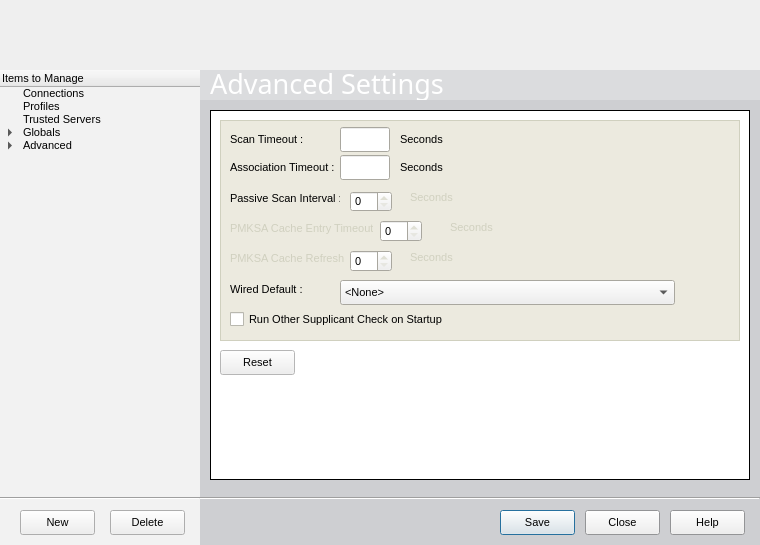
Above: xsupplicant-ui/Skins/Default/ConfigWindow.ui from Zero3K/xsupplicant before the change. Below: the same form after it.
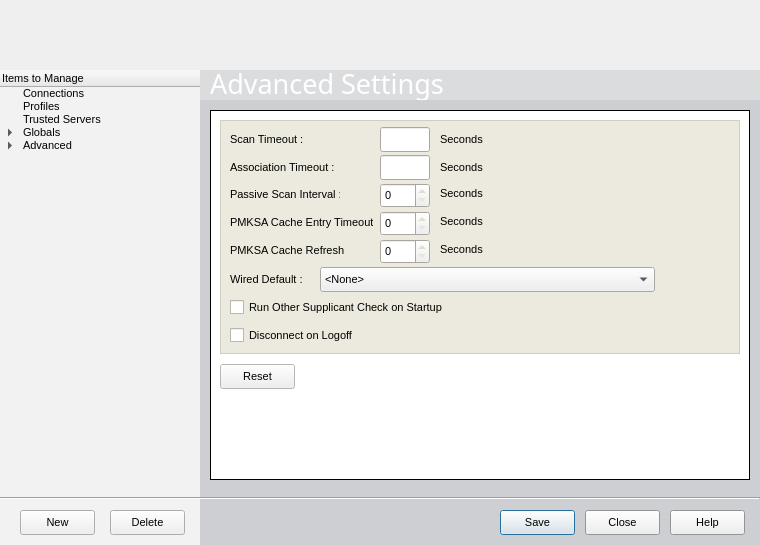
That is the form after the change. The open tabs and pages were chosen to show the change. Icons and pictures are not drawn.

Commit message: Add missing widget and fix layout issues

The edit to the form file:
```diff
--- a/xsupplicant-ui/Skins/Default/ConfigWindow.ui
+++ b/xsupplicant-ui/Skins/Default/ConfigWindow.ui
@@ -12841,7 +12841,7 @@
          <x>10</x>
          <y>10</y>
          <width>520</width>
-         <height>221</height>
+         <height>234</height>
         </rect>
        </property>
        <property name="minimumSize" >
@@ -12953,7 +12953,7 @@
        <widget class="QLabel" name="labelAdvancedSettingsScanTimeoutUnits" >
         <property name="geometry" >
          <rect>
-          <x>180</x>
+          <x>220</x>
           <y>10</y>
           <width>64</width>
           <height>18</height>
@@ -13020,7 +13020,7 @@
        <widget class="QLabel" name="labelAdvancedSettingsAssociationTimeoutUnits" >
         <property name="geometry" >
          <rect>
-          <x>180</x>
+          <x>220</x>
           <y>38</y>
           <width>64</width>
           <height>18</height>
@@ -13154,7 +13154,7 @@
        <widget class="QLineEdit" name="dataFieldAdvancedSettingsScanTimeout" >
         <property name="geometry" >
          <rect>
-          <x>120</x>
+          <x>160</x>
           <y>7</y>
           <width>50</width>
           <height>25</height>
@@ -13221,7 +13221,7 @@
        <widget class="QLineEdit" name="dataFieldAdvancedSettingsAssociationTimeout" >
         <property name="geometry" >
          <rect>
-          <x>120</x>
+          <x>160</x>
           <y>35</y>
           <width>50</width>
           <height>25</height>
@@ -13288,8 +13288,8 @@
        <widget class="QComboBox" name="dataComboAdvancedSettingsWiredDefault" >
         <property name="geometry" >
          <rect>
-          <x>120</x>
-          <y>160</y>
+          <x>100</x>
+          <y>147</y>
           <width>335</width>
           <height>25</height>
          </rect>
@@ -13321,7 +13321,7 @@
         <property name="geometry" >
          <rect>
           <x>10</x>
-          <y>190</y>
+          <y>178</y>
           <width>450</width>
           <height>18</height>
          </rect>
@@ -13383,7 +13383,7 @@
         <property name="geometry" >
          <rect>
           <x>10</x>
-          <y>160</y>
+          <y>150</y>
           <width>111</width>
           <height>18</height>
          </rect>
@@ -13517,7 +13517,7 @@
         <property name="geometry" >
          <rect>
           <x>10</x>
-          <y>70</y>
+          <y>66</y>
           <width>110</width>
           <height>16</height>
          </rect>
@@ -13566,22 +13566,71 @@
        <widget class="QSpinBox" name="dataFieldAdvancedSettingsPassiveScanInterval" >
         <property name="geometry" >
          <rect>
-          <x>130</x>
-          <y>71</y>
-          <width>42</width>
-          <height>21</height>
+          <x>160</x>
+          <y>63</y>
+          <width>50</width>
+          <height>25</height>
          </rect>
         </property>
+        <property name="minimumSize" >
+         <size>
+          <width>50</width>
+          <height>25</height>
+         </size>
+        </property>
+        <property name="maximumSize" >
+         <size>
+          <width>50</width>
+          <height>25</height>
+         </size>
+        </property>
        </widget>
        <widget class="QLabel" name="labelAdvancedSettingsPassiveScanIntervalUnits" >
         <property name="geometry" >
          <rect>
-          <x>190</x>
-          <y>70</y>
+          <x>220</x>
+          <y>66</y>
           <width>46</width>
           <height>14</height>
          </rect>
         </property>
+        <property name="palette" >
+         <palette>
+          <active>
+           <colorrole role="WindowText" >
+            <brush brushstyle="SolidPattern" >
+             <color alpha="255" >
+              <red>0</red>
+              <green>0</green>
+              <blue>0</blue>
+             </color>
+            </brush>
+           </colorrole>
+          </active>
+          <inactive>
+           <colorrole role="WindowText" >
+            <brush brushstyle="SolidPattern" >
+             <color alpha="255" >
+              <red>0</red>
+              <green>0</green>
+              <blue>0</blue>
+             </color>
+            </brush>
+           </colorrole>
+          </inactive>
+          <disabled>
+           <colorrole role="WindowText" >
+            <brush brushstyle="SolidPattern" >
+             <color alpha="255" >
+              <red>119</red>
+              <green>119</green>
+              <blue>119</blue>
+             </color>
+            </brush>
+           </colorrole>
+          </disabled>
+         </palette>
+        </property>
         <property name="text" >
          <string>Seconds</string>
         </property>
@@ -13590,11 +13639,48 @@
         <property name="geometry" >
          <rect>
           <x>10</x>
-          <y>100</y>
+          <y>94</y>
           <width>143</width>
           <height>16</height>
          </rect>
         </property>
+        <property name="palette" >
+         <palette>
+          <active>
+           <colorrole role="WindowText" >
+            <brush brushstyle="SolidPattern" >
+             <color alpha="255" >
+              <red>0</red>
+              <green>0</green>
+              <blue>0</blue>
+             </color>
+            </brush>
+           </colorrole>
+          </active>
+          <inactive>
+           <colorrole role="WindowText" >
+            <brush brushstyle="SolidPattern" >
+             <color alpha="255" >
+              <red>0</red>
+              <green>0</green>
+              <blue>0</blue>
+             </color>
+            </brush>
+           </colorrole>
+          </inactive>
+          <disabled>
+           <colorrole role="WindowText" >
+            <brush brushstyle="SolidPattern" >
+             <color alpha="255" >
+              <red>119</red>
+              <green>119</green>
+              <blue>119</blue>
+             </color>
+            </brush>
+           </colorrole>
+          </disabled>
+         </palette>
+        </property>
         <property name="text" >
          <string>PMKSA Cache Entry Timeout :</string>
         </property>
@@ -13603,21 +13689,70 @@
         <property name="geometry" >
          <rect>
           <x>160</x>
-          <y>100</y>
-          <width>42</width>
-          <height>22</height>
+          <y>91</y>
+          <width>50</width>
+          <height>25</height>
          </rect>
         </property>
+        <property name="minimumSize" >
+         <size>
+          <width>50</width>
+          <height>25</height>
+         </size>
+        </property>
+        <property name="maximumSize" >
+         <size>
+          <width>50</width>
+          <height>25</height>
+         </size>
+        </property>
        </widget>
        <widget class="QLabel" name="labelAdvancedSettingsPMKSACacheTimeoutUnits" >
         <property name="geometry" >
          <rect>
-          <x>230</x>
-          <y>100</y>
+          <x>220</x>
+          <y>94</y>
           <width>46</width>
           <height>14</height>
          </rect>
         </property>
+        <property name="palette" >
+         <palette>
+          <active>
+           <colorrole role="WindowText" >
+            <brush brushstyle="SolidPattern" >
+             <color alpha="255" >
+              <red>0</red>
+              <green>0</green>
+              <blue>0</blue>
+             </color>
+            </brush>
+           </colorrole>
+          </active>
+          <inactive>
+           <colorrole role="WindowText" >
+            <brush brushstyle="SolidPattern" >
+             <color alpha="255" >
+              <red>0</red>
+              <green>0</green>
+              <blue>0</blue>
+             </color>
+            </brush>
+           </colorrole>
+          </inactive>
+          <disabled>
+           <colorrole role="WindowText" >
+            <brush brushstyle="SolidPattern" >
+             <color alpha="255" >
+              <red>119</red>
+              <green>119</green>
+              <blue>119</blue>
+             </color>
+            </brush>
+           </colorrole>
+          </disabled>
+         </palette>
+        </property>
         <property name="text" >
          <string>Seconds</string>
         </property>
@@ -13626,11 +13761,48 @@
         <property name="geometry" >
          <rect>
           <x>10</x>
-          <y>130</y>
+          <y>122</y>
           <width>114</width>
           <height>16</height>
          </rect>
         </property>
+        <property name="palette" >
+         <palette>
+          <active>
+           <colorrole role="WindowText" >
+            <brush brushstyle="SolidPattern" >
+             <color alpha="255" >
+              <red>0</red>
+              <green>0</green>
+              <blue>0</blue>
+             </color>
+            </brush>
+           </colorrole>
+          </active>
+          <inactive>
+           <colorrole role="WindowText" >
+            <brush brushstyle="SolidPattern" >
+             <color alpha="255" >
+              <red>0</red>
+              <green>0</green>
+              <blue>0</blue>
+             </color>
+            </brush>
+           </colorrole>
+          </inactive>
+          <disabled>
+           <colorrole role="WindowText" >
+            <brush brushstyle="SolidPattern" >
+             <color alpha="255" >
+              <red>119</red>
+              <green>119</green>
+              <blue>119</blue>
+             </color>
+            </brush>
+           </colorrole>
+          </disabled>
+         </palette>
+        </property>
         <property name="text" >
          <string>PMKSA Cache Refresh :</string>
         </property>
@@ -13638,32 +13810,143 @@
        <widget class="QSpinBox" name="dataFieldAdvancedSettingsPMKSACacheRefresh" >
         <property name="geometry" >
          <rect>
-          <x>130</x>
-          <y>130</y>
-          <width>42</width>
-          <height>22</height>
+          <x>160</x>
+          <y>119</y>
+          <width>50</width>
+          <height>25</height>
          </rect>
         </property>
+        <property name="minimumSize" >
+         <size>
+          <width>50</width>
+          <height>25</height>
+         </size>
+        </property>
+        <property name="maximumSize" >
+         <size>
+          <width>50</width>
+          <height>25</height>
+         </size>
+        </property>
        </widget>
        <widget class="QLabel" name="labelAdvancedSettingsPMKSACacheRefreshUnits" >
         <property name="geometry" >
          <rect>
-          <x>190</x>
-          <y>130</y>
+          <x>220</x>
+          <y>122</y>
           <width>46</width>
           <height>14</height>
          </rect>
         </property>
+        <property name="palette" >
+         <palette>
+          <active>
+           <colorrole role="WindowText" >
+            <brush brushstyle="SolidPattern" >
+             <color alpha="255" >
+              <red>0</red>
+              <green>0</green>
+              <blue>0</blue>
+             </color>
+            </brush>
+           </colorrole>
+          </active>
+          <inactive>
+           <colorrole role="WindowText" >
+            <brush brushstyle="SolidPattern" >
+             <color alpha="255" >
+              <red>0</red>
+              <green>0</green>
+              <blue>0</blue>
+             </color>
+            </brush>
+           </colorrole>
+          </inactive>
+          <disabled>
+           <colorrole role="WindowText" >
+            <brush brushstyle="SolidPattern" >
+             <color alpha="255" >
+              <red>119</red>
+              <green>119</green>
+              <blue>119</blue>
+             </color>
+            </brush>
+           </colorrole>
+          </disabled>
+         </palette>
+        </property>
         <property name="text" >
          <string>Seconds</string>
         </property>
        </widget>
+       <widget class="QCheckBox" name="logoffDisconnect" >
+        <property name="geometry" >
+         <rect>
+          <x>10</x>
+          <y>206</y>
+          <width>450</width>
+          <height>18</height>
+         </rect>
+        </property>
+        <property name="minimumSize" >
+         <size>
+          <width>450</width>
+          <height>0</height>
+         </size>
+        </property>
+        <property name="maximumSize" >
+         <size>
+          <width>450</width>
+          <height>16777215</height>
+         </size>
+        </property>
+        <property name="palette" >
+         <palette>
+          <active>
+           <colorrole role="WindowText" >
+            <brush brushstyle="SolidPattern" >
+             <color alpha="255" >
+              <red>0</red>
+              <green>0</green>
+              <blue>0</blue>
+             </color>
+            </brush>
+           </colorrole>
+          </active>
+          <inactive>
+           <colorrole role="WindowText" >
+            <brush brushstyle="SolidPattern" >
+             <color alpha="255" >
+              <red>0</red>
+              <green>0</green>
+              <blue>0</blue>
+             </color>
+            </brush>
+           </colorrole>
+          </inactive>
+          <disabled>
+           <colorrole role="WindowText" >
+            <brush brushstyle="SolidPattern" >
+             <color alpha="255" >
+              <red>119</red>
+              <green>119</green>
+              <blue>119</blue>
+             </color>
+            </brush>
+           </colorrole>
+          </disabled>
+         </palette>
+        </property>
+        <property name="text" >
+         <string>Disconnect on Logoff</string>
+        </property>
+       </widget>
       </widget>
       <widget class="QPushButton" name="buttonAdvancedSettingsReset" >
        <property name="geometry" >
         <rect>
          <x>10</x>
-         <y>240</y>
+         <y>254</y>
          <width>75</width>
          <height>25</height>
         </rect>
```
Left out of the diff: 4 changed lines with no effect on the pictures.
